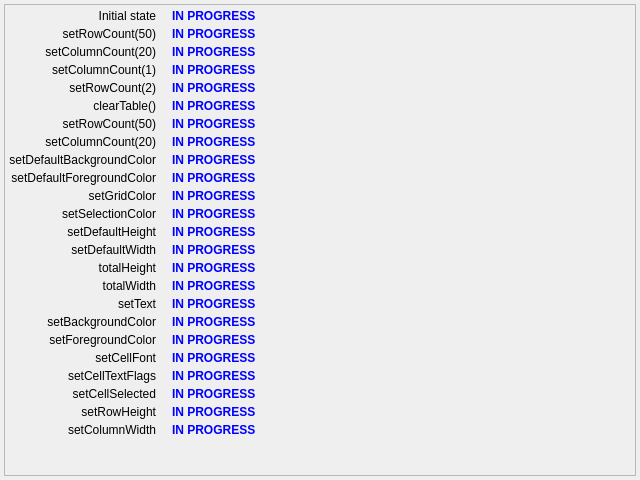
Qt form src/widgets/testframe.ui (Gris87/Qt_FastTableWidget) before a commit.
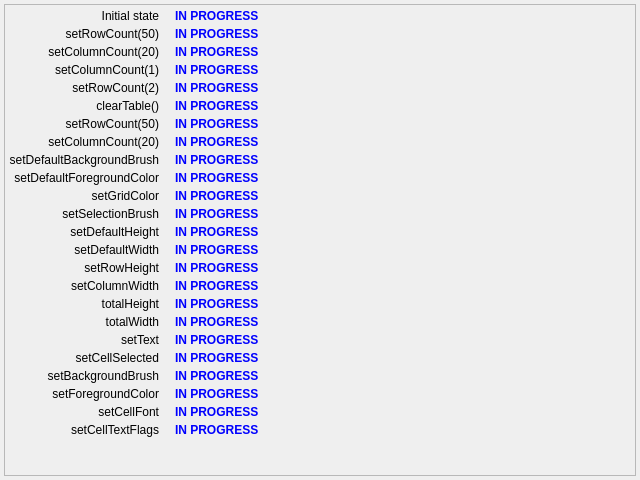
The same form after that commit.

```diff
--- a/src/widgets/testframe.ui
+++ b/src/widgets/testframe.ui
@@ -379,7 +379,7 @@
          <item row="8" column="0">
           <widget class="QLabel" name="setDefBackgroundLabel">
            <property name="text">
-            <string>setDefaultBackgroundColor</string>
+            <string>setDefaultBackgroundBrush</string>
            </property>
            <property name="alignment">
             <set>Qt::AlignRight|Qt::AlignTrailing|Qt::AlignVCenter</set>
@@ -640,7 +640,7 @@
            </property>
           </widget>
          </item>
-         <item row="15" column="2">
+         <item row="17" column="2">
           <widget class="QLabel" name="totalWidthResLabel">
            <property name="sizePolicy">
             <sizepolicy hsizetype="MinimumExpanding" vsizetype="Preferred">
@@ -696,7 +696,7 @@
            </property>
           </widget>
          </item>
-         <item row="14" column="2">
+         <item row="16" column="2">
           <widget class="QLabel" name="totalHeightResLabel">
            <property name="sizePolicy">
             <sizepolicy hsizetype="MinimumExpanding" vsizetype="Preferred">
@@ -752,7 +752,7 @@
            </property>
           </widget>
          </item>
-         <item row="14" column="0">
+         <item row="16" column="0">
           <widget class="QLabel" name="totalHeightLabel">
            <property name="text">
             <string>totalHeight</string>
@@ -762,7 +762,7 @@
            </property>
           </widget>
          </item>
-         <item row="15" column="0">
+         <item row="17" column="0">
           <widget class="QLabel" name="totalWidthLabel">
            <property name="text">
             <string>totalWidth</string>
@@ -772,17 +772,17 @@
            </property>
           </widget>
          </item>
-         <item row="17" column="0">
+         <item row="20" column="0">
           <widget class="QLabel" name="setBackgroundLabel">
            <property name="text">
-            <string>setBackgroundColor</string>
+            <string>setBackgroundBrush</string>
            </property>
            <property name="alignment">
             <set>Qt::AlignRight|Qt::AlignTrailing|Qt::AlignVCenter</set>
            </property>
           </widget>
          </item>
-         <item row="17" column="2">
+         <item row="20" column="2">
           <widget class="QLabel" name="setBackgroundResLabel">
            <property name="sizePolicy">
             <sizepolicy hsizetype="MinimumExpanding" vsizetype="Preferred">
@@ -838,7 +838,7 @@
            </property>
           </widget>
          </item>
-         <item row="16" column="0">
+         <item row="18" column="0">
           <widget class="QLabel" name="setTextLabel">
            <property name="text">
             <string>setText</string>
@@ -848,7 +848,7 @@
            </property>
           </widget>
          </item>
-         <item row="16" column="2">
+         <item row="18" column="2">
           <widget class="QLabel" name="setTextResLabel">
            <property name="sizePolicy">
             <sizepolicy hsizetype="MinimumExpanding" vsizetype="Preferred">
@@ -904,7 +904,7 @@
            </property>
           </widget>
          </item>
-         <item row="18" column="0">
+         <item row="21" column="0">
           <widget class="QLabel" name="setForegroundLabel">
            <property name="text">
             <string>setForegroundColor</string>
@@ -914,7 +914,7 @@
            </property>
           </widget>
          </item>
-         <item row="18" column="2">
+         <item row="21" column="2">
           <widget class="QLabel" name="setForegroundResLabel">
            <property name="sizePolicy">
             <sizepolicy hsizetype="MinimumExpanding" vsizetype="Preferred">
@@ -970,7 +970,7 @@
            </property>
           </widget>
          </item>
-         <item row="19" column="0">
+         <item row="22" column="0">
           <widget class="QLabel" name="setCellFontLabel">
            <property name="text">
             <string>setCellFont</string>
@@ -980,186 +980,8 @@
            </property>
           </widget>
          </item>
-         <item row="21" column="0">
-          <widget class="QLabel" name="setCellSelectedLabel">
-           <property name="text">
-            <string>setCellSelected</string>
-           </property>
-           <property name="alignment">
-            <set>Qt::AlignRight|Qt::AlignTrailing|Qt::AlignVCenter</set>
-           </property>
-          </widget>
-         </item>
-         <item row="19" column="2">
-          <widget class="QLabel" name="setCellFontResLabel">
-           <property name="sizePolicy">
-            <sizepolicy hsizetype="MinimumExpanding" vsizetype="Preferred">
-             <horstretch>0</horstretch>
-             <verstretch>0</verstretch>
-            </sizepolicy>
-           </property>
-           <property name="palette">
-            <palette>
-             <active>
-              <colorrole role="WindowText">
-               <brush brushstyle="SolidPattern">
-                <color alpha="255">
-                 <red>0</red>
-                 <green>0</green>
-                 <blue>255</blue>
-                </color>
-               </brush>
-              </colorrole>
-             </active>
-             <inactive>
-              <colorrole role="WindowText">
-               <brush brushstyle="SolidPattern">
-                <color alpha="255">
-                 <red>0</red>
-                 <green>0</green>
-                 <blue>255</blue>
-                </color>
-               </brush>
-              </colorrole>
-             </inactive>
-             <disabled>
-              <colorrole role="WindowText">
-               <brush brushstyle="SolidPattern">
-                <color alpha="255">
-                 <red>120</red>
-                 <green>120</green>
-                 <blue>120</blue>
-                </color>
-               </brush>
-              </colorrole>
-             </disabled>
-            </palette>
-           </property>
-           <property name="font">
-            <font>
-             <weight>75</weight>
-             <bold>true</bold>
-            </font>
-           </property>
-           <property name="text">
-            <string>IN PROGRESS</string>
-           </property>
-          </widget>
-         </item>
-         <item row="21" column="2">
-          <widget class="QLabel" name="setCellSelectedResLabel">
-           <property name="sizePolicy">
-            <sizepolicy hsizetype="MinimumExpanding" vsizetype="Preferred">
-             <horstretch>0</horstretch>
-             <verstretch>0</verstretch>
-            </sizepolicy>
-           </property>
-           <property name="palette">
-            <palette>
-             <active>
-              <colorrole role="WindowText">
-               <brush brushstyle="SolidPattern">
-                <color alpha="255">
-                 <red>0</red>
-                 <green>0</green>
-                 <blue>255</blue>
-                </color>
-               </brush>
-              </colorrole>
-             </active>
-             <inactive>
-              <colorrole role="WindowText">
-               <brush brushstyle="SolidPattern">
-                <color alpha="255">
-                 <red>0</red>
-                 <green>0</green>
-                 <blue>255</blue>
-                </color>
-               </brush>
-              </colorrole>
-             </inactive>
-             <disabled>
-              <colorrole role="WindowText">
-               <brush brushstyle="SolidPattern">
-                <color alpha="255">
-                 <red>120</red>
-                 <green>120</green>
-                 <blue>120</blue>
-                </color>
-               </brush>
-              </colorrole>
-             </disabled>
-            </palette>
-           </property>
-           <property name="font">
-            <font>
-             <weight>75</weight>
-             <bold>true</bold>
-            </font>
-           </property>
-           <property name="text">
-            <string>IN PROGRESS</string>
-           </property>
-          </widget>
-         </item>
-         <item row="23" column="2">
-          <widget class="QLabel" name="setColumnWidthResLabel">
-           <property name="sizePolicy">
-            <sizepolicy hsizetype="MinimumExpanding" vsizetype="Preferred">
-             <horstretch>0</horstretch>
-             <verstretch>0</verstretch>
-            </sizepolicy>
-           </property>
-           <property name="palette">
-            <palette>
-             <active>
-              <colorrole role="WindowText">
-               <brush brushstyle="SolidPattern">
-                <color alpha="255">
-                 <red>0</red>
-                 <green>0</green>
-                 <blue>255</blue>
-                </color>
-               </brush>
-              </colorrole>
-             </active>
-             <inactive>
-              <colorrole role="WindowText">
-               <brush brushstyle="SolidPattern">
-                <color alpha="255">
-                 <red>0</red>
-                 <green>0</green>
-                 <blue>255</blue>
-                </color>
-               </brush>
-              </colorrole>
-             </inactive>
-             <disabled>
-              <colorrole role="WindowText">
-               <brush brushstyle="SolidPattern">
-                <color alpha="255">
-                 <red>120</red>
-                 <green>120</green>
-                 <blue>120</blue>
-                </color>
-               </brush>
-              </colorrole>
-             </disabled>
-            </palette>
-           </property>
-           <property name="font">
-            <font>
-             <weight>75</weight>
-             <bold>true</bold>
-            </font>
-           </property>
-           <property name="text">
-            <string>IN PROGRESS</string>
-           </property>
-          </widget>
-         </item>
          <item row="22" column="2">
-          <widget class="QLabel" name="setRowHeightResLabel">
+          <widget class="QLabel" name="setCellFontResLabel">
            <property name="sizePolicy">
             <sizepolicy hsizetype="MinimumExpanding" vsizetype="Preferred">
              <horstretch>0</horstretch>
@@ -1214,26 +1036,6 @@
            </property>
           </widget>
          </item>
-         <item row="22" column="0">
-          <widget class="QLabel" name="setRowHeightLabel">
-           <property name="text">
-            <string>setRowHeight</string>
-           </property>
-           <property name="alignment">
-            <set>Qt::AlignRight|Qt::AlignTrailing|Qt::AlignVCenter</set>
-           </property>
-          </widget>
-         </item>
-         <item row="23" column="0">
-          <widget class="QLabel" name="setColumnWidthLabel">
-           <property name="text">
-            <string>setColumnWidth</string>
-           </property>
-           <property name="alignment">
-            <set>Qt::AlignRight|Qt::AlignTrailing|Qt::AlignVCenter</set>
-           </property>
-          </widget>
-         </item>
          <item row="6" column="0">
           <widget class="QLabel" name="setRow50Label2">
            <property name="text">
@@ -1369,7 +1171,7 @@
          <item row="11" column="0">
           <widget class="QLabel" name="setSelectionColorLabel">
            <property name="text">
-            <string>setSelectionColor</string>
+            <string>setSelectionBrush</string>
            </property>
            <property name="alignment">
             <set>Qt::AlignRight|Qt::AlignTrailing|Qt::AlignVCenter</set>
@@ -1498,7 +1300,7 @@
            </property>
           </widget>
          </item>
-         <item row="20" column="0">
+         <item row="23" column="0">
           <widget class="QLabel" name="setCellTextFlagsLabel">
            <property name="text">
             <string>setCellTextFlags</string>
@@ -1508,7 +1310,7 @@
            </property>
           </widget>
          </item>
-         <item row="20" column="2">
+         <item row="23" column="2">
           <widget class="QLabel" name="setCellTextFlagsResLabel">
            <property name="sizePolicy">
             <sizepolicy hsizetype="MinimumExpanding" vsizetype="Preferred">
@@ -1576,6 +1378,204 @@
          </item>
          <item row="5" column="2">
           <widget class="QLabel" name="clearTableResLabel">
+           <property name="sizePolicy">
+            <sizepolicy hsizetype="MinimumExpanding" vsizetype="Preferred">
+             <horstretch>0</horstretch>
+             <verstretch>0</verstretch>
+            </sizepolicy>
+           </property>
+           <property name="palette">
+            <palette>
+             <active>
+              <colorrole role="WindowText">
+               <brush brushstyle="SolidPattern">
+                <color alpha="255">
+                 <red>0</red>
+                 <green>0</green>
+                 <blue>255</blue>
+                </color>
+               </brush>
+              </colorrole>
+             </active>
+             <inactive>
+              <colorrole role="WindowText">
+               <brush brushstyle="SolidPattern">
+                <color alpha="255">
+                 <red>0</red>
+                 <green>0</green>
+                 <blue>255</blue>
+                </color>
+               </brush>
+              </colorrole>
+             </inactive>
+             <disabled>
+              <colorrole role="WindowText">
+               <brush brushstyle="SolidPattern">
+                <color alpha="255">
+                 <red>120</red>
+                 <green>120</green>
+                 <blue>120</blue>
+                </color>
+               </brush>
+              </colorrole>
+             </disabled>
+            </palette>
+           </property>
+           <property name="font">
+            <font>
+             <weight>75</weight>
+             <bold>true</bold>
+            </font>
+           </property>
+           <property name="text">
+            <string>IN PROGRESS</string>
+           </property>
+          </widget>
+         </item>
+         <item row="14" column="0">
+          <widget class="QLabel" name="setRowHeightLabel">
+           <property name="text">
+            <string>setRowHeight</string>
+           </property>
+           <property name="alignment">
+            <set>Qt::AlignRight|Qt::AlignTrailing|Qt::AlignVCenter</set>
+           </property>
+          </widget>
+         </item>
+         <item row="14" column="2">
+          <widget class="QLabel" name="setRowHeightResLabel">
+           <property name="sizePolicy">
+            <sizepolicy hsizetype="MinimumExpanding" vsizetype="Preferred">
+             <horstretch>0</horstretch>
+             <verstretch>0</verstretch>
+            </sizepolicy>
+           </property>
+           <property name="palette">
+            <palette>
+             <active>
+              <colorrole role="WindowText">
+               <brush brushstyle="SolidPattern">
+                <color alpha="255">
+                 <red>0</red>
+                 <green>0</green>
+                 <blue>255</blue>
+                </color>
+               </brush>
+              </colorrole>
+             </active>
+             <inactive>
+              <colorrole role="WindowText">
+               <brush brushstyle="SolidPattern">
+                <color alpha="255">
+                 <red>0</red>
+                 <green>0</green>
+                 <blue>255</blue>
+                </color>
+               </brush>
+              </colorrole>
+             </inactive>
+             <disabled>
+              <colorrole role="WindowText">
+               <brush brushstyle="SolidPattern">
+                <color alpha="255">
+                 <red>120</red>
+                 <green>120</green>
+                 <blue>120</blue>
+                </color>
+               </brush>
+              </colorrole>
+             </disabled>
+            </palette>
+           </property>
+           <property name="font">
+            <font>
+             <weight>75</weight>
+             <bold>true</bold>
+            </font>
+           </property>
+           <property name="text">
+            <string>IN PROGRESS</string>
+           </property>
+          </widget>
+         </item>
+         <item row="15" column="0">
+          <widget class="QLabel" name="setColumnWidthLabel">
+           <property name="text">
+            <string>setColumnWidth</string>
+           </property>
+           <property name="alignment">
+            <set>Qt::AlignRight|Qt::AlignTrailing|Qt::AlignVCenter</set>
+           </property>
+          </widget>
+         </item>
+         <item row="15" column="2">
+          <widget class="QLabel" name="setColumnWidthResLabel">
+           <property name="sizePolicy">
+            <sizepolicy hsizetype="MinimumExpanding" vsizetype="Preferred">
+             <horstretch>0</horstretch>
+             <verstretch>0</verstretch>
+            </sizepolicy>
+           </property>
+           <property name="palette">
+            <palette>
+             <active>
+              <colorrole role="WindowText">
+               <brush brushstyle="SolidPattern">
+                <color alpha="255">
+                 <red>0</red>
+                 <green>0</green>
+                 <blue>255</blue>
+                </color>
+               </brush>
+              </colorrole>
+             </active>
+             <inactive>
+              <colorrole role="WindowText">
+               <brush brushstyle="SolidPattern">
+                <color alpha="255">
+                 <red>0</red>
+                 <green>0</green>
+                 <blue>255</blue>
+                </color>
+               </brush>
+              </colorrole>
+             </inactive>
+             <disabled>
+              <colorrole role="WindowText">
+               <brush brushstyle="SolidPattern">
+                <color alpha="255">
+                 <red>120</red>
+                 <green>120</green>
+                 <blue>120</blue>
+                </color>
+               </brush>
+              </colorrole>
+             </disabled>
+            </palette>
+           </property>
+           <property name="font">
+            <font>
+             <weight>75</weight>
+             <bold>true</bold>
+            </font>
+           </property>
+           <property name="text">
+            <string>IN PROGRESS</string>
+           </property>
+          </widget>
+         </item>
+         <item row="19" column="0">
+          <widget class="QLabel" name="setCellSelectedLabel">
+           <property name="text">
+            <string>setCellSelected</string>
+           </property>
+           <property name="alignment">
+            <set>Qt::AlignRight|Qt::AlignTrailing|Qt::AlignVCenter</set>
+           </property>
+          </widget>
+         </item>
+         <item row="19" column="2">
+          <widget class="QLabel" name="setCellSelectedResLabel">
            <property name="sizePolicy">
             <sizepolicy hsizetype="MinimumExpanding" vsizetype="Preferred">
              <horstretch>0</horstretch>
```
